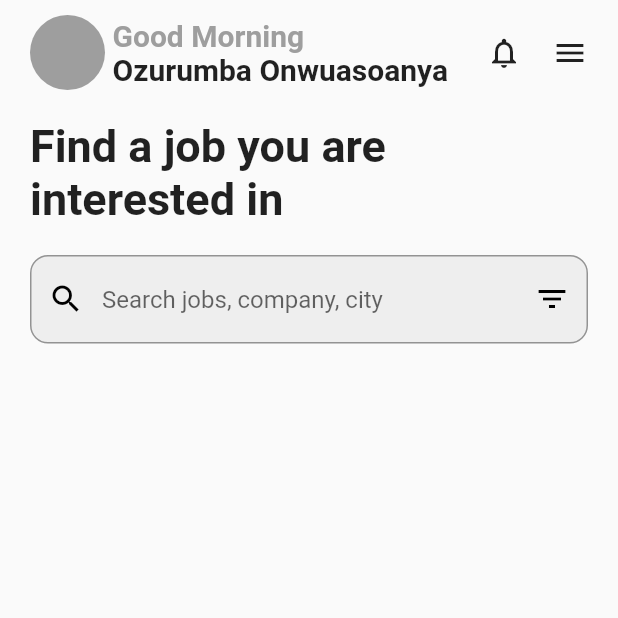
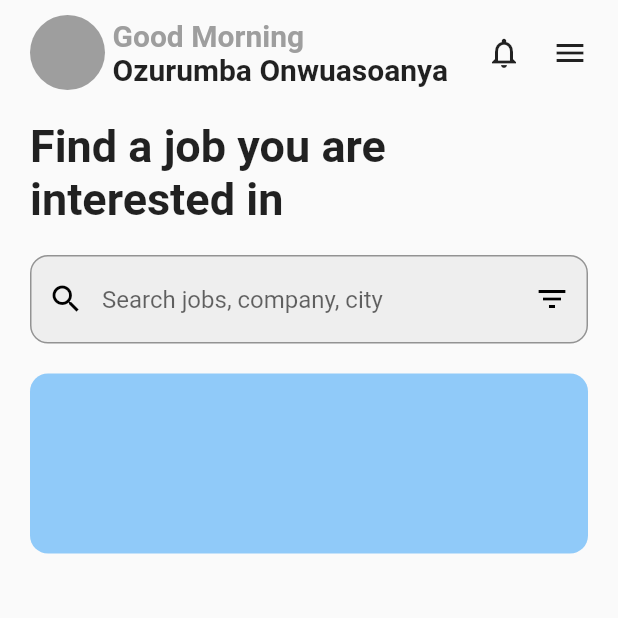
Before and after one commit to Ozurumba007/Job-Finder-App, a Flutter app: the HomeScreen screen opened directly, on a phone screen of 412 x 824 dp, the top half of it. Run offline on Flutter 3.47's test engine with Material 2 defaults, Android fonts, the phone set to English and light mode, and no system bars.

Commit message:
created custom_texfield widget to reduce the amount of code in the home_screen.dart \ added the custom_textfield to the home_screen.dart \ added a container for the -find a job that suites you-

```diff
--- /dev/null
+++ b/lib/component/custom_textfield.dart
@@ -0,0 +1,33 @@
+import 'package:flutter/material.dart';
+
+class CustomTextField extends StatelessWidget {
+  const CustomTextField({super.key});
+
+  @override
+  Widget build(BuildContext context) {
+    return Container(
+      decoration: BoxDecoration(
+        borderRadius: BorderRadius.circular(12),
+        color: Colors.grey[200],
+      ),
+      child: const TextField(
+        decoration: InputDecoration(
+          prefixIcon: Icon(
+            Icons.search,
+            color: Colors.black,
+          ),
+          suffixIcon: Icon(
+            Icons.filter_list,
+            color: Colors.black,
+          ),
+          hintText: 'Search jobs, company, city ',
+          border: OutlineInputBorder(
+            borderRadius: BorderRadius.all(
+              Radius.circular(12),
+            ),
+          ),
+        ),
+      ),
+    );
+  }
+}
--- a/lib/screens/home_screen.dart
+++ b/lib/screens/home_screen.dart
@@ -1,5 +1,7 @@
 import 'package:flutter/material.dart';
 import 'package:job_search_app/component/custom_app_bar.dart';
+
+import '../component/custom_textfield.dart';
 
 class HomeScreen extends StatefulWidget {
   const HomeScreen({super.key});
@@ -15,47 +17,39 @@ class _HomeScreenState extends State<HomeScreen> {
       // backgroundColor: Colors.white,
       body: SafeArea(
         child: Padding(
-          padding: EdgeInsets.symmetric(horizontal: 20.0),
+          padding: const EdgeInsets.symmetric(horizontal: 20.0),
           child: Column(
             crossAxisAlignment: CrossAxisAlignment.start,
             children: [
-              SizedBox(height: 10),
+              const SizedBox(height: 10),
 
               // Custom app bar
-              CustomAppBar(),
+              const CustomAppBar(),
 
-              SizedBox(height: 20),
+              const SizedBox(height: 20),
               // Headline Text
-              Text(
+              const Text(
                 'Find a job you are\ninterested in',
                 style: TextStyle(
                   fontSize: 30,
                   fontWeight: FontWeight.bold,
                 ),
               ),
-              SizedBox(height: 20),
+
+              // Textfield widget
+
+              const SizedBox(height: 20),
+              const CustomTextField(),
+
+              // Container (Lets find a job for you + button +image),
+
+              const SizedBox(height: 20),
               Container(
+                height: 120,
+                width: double.infinity,
                 decoration: BoxDecoration(
                   borderRadius: BorderRadius.circular(12),
-                  color: Colors.grey[200],
-                ),
-                child: const TextField(
-                  decoration: InputDecoration(
-                    prefixIcon: Icon(
-                      Icons.search,
-                      color: Colors.black,
-                    ),
-                    suffixIcon: Icon(
-                      Icons.filter_list,
-                      color: Colors.black,
-                    ),
-                    hintText: 'Search jobs, company, city ',
-                    border: OutlineInputBorder(
-                      borderRadius: BorderRadius.all(
-                        Radius.circular(12),
-                      ),
-                    ),
-                  ),
+                  color: Colors.blue.shade200,
                 ),
               ),
             ],
```
